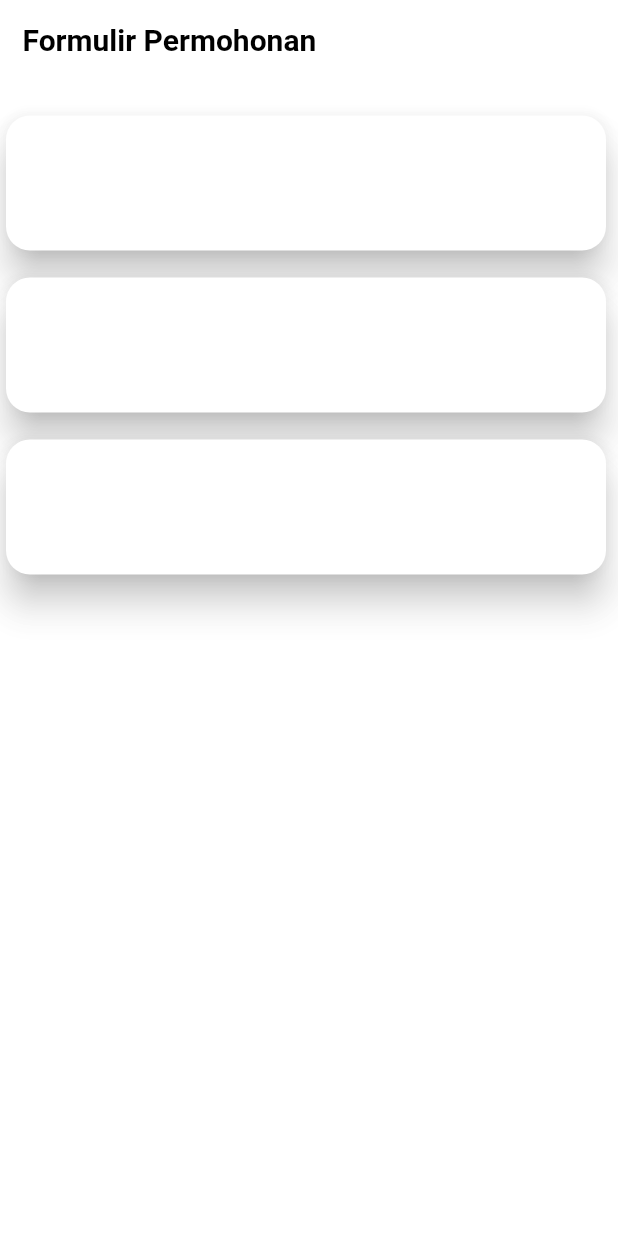
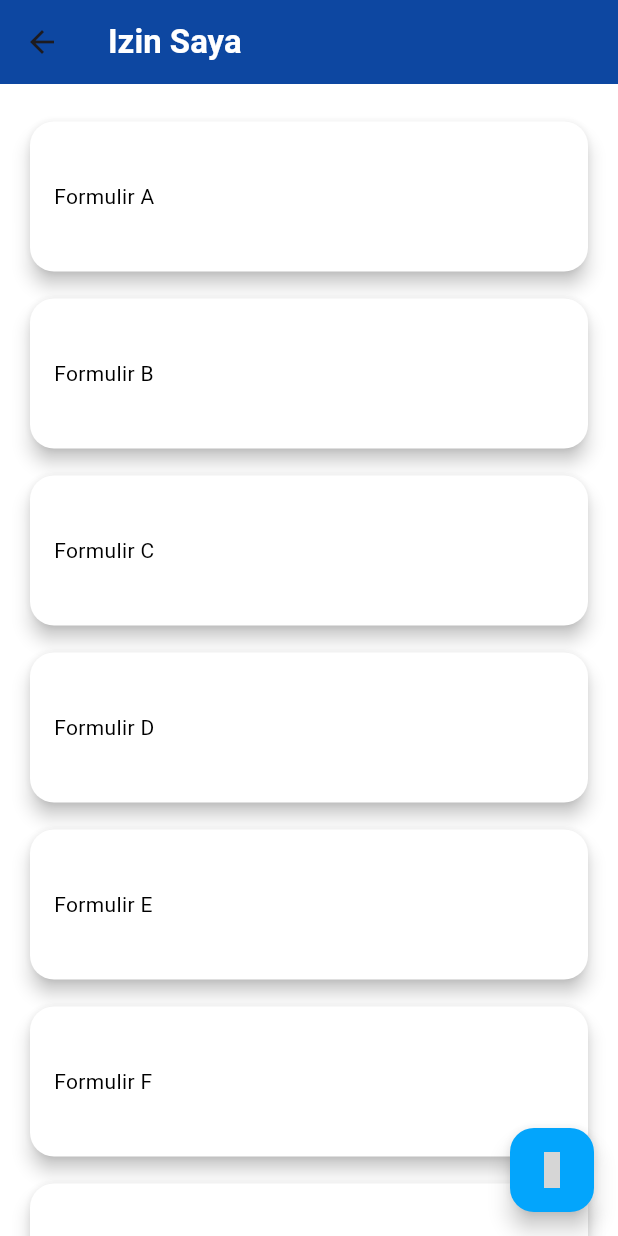
Before and after one commit to mohammad-diman/perizinan_ptsp, a Flutter app: the IzinPage screen opened directly, on a phone screen of 412 x 824 dp. Run offline on Flutter 3.47's test engine with Material 3 defaults, Android fonts, the phone set to English and light mode, and no system bars; our stand-ins replace animate_do, dio, fl_chart, get, iconsax, retrofit; generated files the repository leaves out were written again; network calls fail; grey boxes are pictures that could not be loaded.

Commit message:
update appbar

```diff
--- a/lib/bar graph/bar_data.dart
+++ b/lib/bar_graph/bar_data.dart
@@ -1,4 +1,4 @@
-import 'package:b/bar%20graph/individual_bar.dart';
+import 'package:b/bar_graph/individual_bar.dart';
 
 class BarData {
   final double sunAmount;
--- a/lib/bar graph/bar_graph.dart
+++ b/lib/bar_graph/bar_graph.dart
@@ -1,4 +1,4 @@
-import 'package:b/bar%20graph/bar_data.dart';
+import 'package:b/bar_graph/bar_data.dart';
 import 'package:fl_chart/fl_chart.dart';
 import 'package:flutter/material.dart';
 
--- /dev/null
+++ b/lib/form/card_form.dart
@@ -0,0 +1,220 @@
+import 'package:flutter/material.dart';
+
+class CardForm extends StatelessWidget {
+  @override
+  Widget build(BuildContext context) {
+    return Scaffold(
+      body: Padding(
+        padding: const EdgeInsets.all(16),
+        child: Column(
+          children: [
+            InkWell(
+              onTap: () {
+                print('Card 1 ditekan!');
+              },
+              child: Card(
+                color: Colors.white,
+                shape: RoundedRectangleBorder(
+                  borderRadius: BorderRadius.circular(16),
+                ),
+                elevation: 5,
+                child: Container(
+                  alignment: Alignment.centerLeft,
+                  width: 400,
+                  height: 100,
+                  padding: EdgeInsets.all(16),
+                  child: Text(
+                        'Formulir A',
+                        style: TextStyle(
+                          color: Colors.black,
+                        ),
+                      ),
+                  ),
+                ),
+              ),
+
+            SizedBox(height: 10,),
+            InkWell(
+              onTap: () {
+                print('Card 2 ditekan!');
+              },
+              child: Card(
+                color: Colors.white,
+                shape: RoundedRectangleBorder(
+                  borderRadius: BorderRadius.circular(16),
+                ),
+                elevation: 5,
+                child: Container(
+                  alignment: Alignment.centerLeft,
+                  width: 400,
+                  height: 100,
+                  padding: EdgeInsets.all(16),
+                  child: Row(
+                    children: [
+                      Text(
+                        'Formulir B',
+                        style: TextStyle(
+                          color: Colors.black,
+                        ),
+                      ),
+                    ],
+                  ),
+                ),
+              ),
+            ),
+
+             SizedBox(height: 10,),
+            InkWell(
+              onTap: () {
+                print('Card 3 ditekan!');
+              },
+              child: Card(
+                color: Colors.white,
+                shape: RoundedRectangleBorder(
+                  borderRadius: BorderRadius.circular(16),
+                ),
+                elevation: 5,
+                child: Container(
+                  alignment: Alignment.centerLeft,
+                  width: 400,
+                  height: 100,
+                  padding: EdgeInsets.all(16),
+                  child: Row(
+                    children: [
+                      Text(
+                        'Formulir C',
+                        style: TextStyle(
+                          color: Colors.black,
+                        ),
+                      ),
+                    ],
+                  ),
+                ),
+              ),
+            ),
+
+            SizedBox(height: 10,),
+            InkWell(
+              onTap: () {
+                print('Card 4 ditekan!');
+              },
+              child: Card(
+                color: Colors.white,
+                shape: RoundedRectangleBorder(
+                  borderRadius: BorderRadius.circular(16),
+                ),
+                elevation: 5,
+                child: Container(
+                  alignment: Alignment.centerLeft,
+                  width: 400,
+                  height: 100,
+                  padding: EdgeInsets.all(16),
+                  child: Row(
+                    children: [
+                      Text(
+                        'Formulir D',
+                        style: TextStyle(
+                          color: Colors.black,
+                        ),
+                      ),
+                    ],
+                  ),
+                ),
+              ),
+            ),
+
+             SizedBox(height: 10,),
+            InkWell(
+              onTap: () {
+                print('Card 5 ditekan!');
+              },
+              child: Card(
+                color: Colors.white,
+                shape: RoundedRectangleBorder(
+                  borderRadius: BorderRadius.circular(16),
+                ),
+                elevation: 5,
+                child: Container(
+                  alignment: Alignment.centerLeft,
+                  width: 400,
+                  height: 100,
+                  padding: EdgeInsets.all(16),
+                  child: Row(
+                    children: [
+                      Text(
+                        'Formulir E',
+                        style: TextStyle(
+                          color: Colors.black,
+                        ),
+                      ),
+                    ],
+                  ),
+                ),
+              ),
+            ),
+
+             SizedBox(height: 10,),
+            InkWell(
+              onTap: () {
+                print('Card 6 ditekan!');
+              },
+              child: Card(
+                color: Colors.white,
+                shape: RoundedRectangleBorder(
+                  borderRadius: BorderRadius.circular(16),
+                ),
+                elevation: 5,
+                child: Container(
+                  alignment: Alignment.centerLeft,
+                  width: 400,
+                  height: 100,
+                  padding: EdgeInsets.all(16),
+                  child: Row(
+                    children: [
+                      Text(
+                        'Formulir F',
+                        style: TextStyle(
+                          color: Colors.black,
+                        ),
+                      ),
+                    ],
+                  ),
+                ),
+              ),
+            ),
+
+
+            SizedBox(height: 10,),
+            InkWell(
+              onTap: () {
+                print('Card 7 ditekan!');
+              },
+              child: Card(
+                color: Colors.white,
+                shape: RoundedRectangleBorder(
+                  borderRadius: BorderRadius.circular(16),
+                ),
+                elevation: 5,
+                child: Container(
+                  width: 400,
+                  height: 100,
+                  padding: EdgeInsets.all(16),
+                  child: Row(
+                    children: [
+                      Text(
+                        'Formulir G',
+                        style: TextStyle(
+                          color: Colors.black,
+                        ),
+                      ),
+                    ],
+                  ),
+                ),
+              ),
+            ),
+          ],
+        ),
+      ),
+    );
+  }
+}
--- a/lib/navbar/navbar.dart
+++ b/lib/navbar/navbar.dart
@@ -15,10 +15,10 @@ class NavigationMenu extends StatelessWidget {
     final controller = Get.put(NavigationController());
 
     return Scaffold(
-      appBar: AppBar(
-        toolbarHeight: 3,
-        backgroundColor: Colors.blue.shade900,
-      ),
+      // appBar: AppBar(
+      //   toolbarHeight: 3,
+      //   backgroundColor: Colors.blue.shade900,
+      // ),
 
       bottomNavigationBar: Obx(
         () => Container(
--- a/lib/page/homepage.dart
+++ b/lib/page/homepage.dart
@@ -1,5 +1,5 @@
 import 'package:animate_do/animate_do.dart';
-import 'package:b/bar%20graph/bar_graph.dart';
+import 'package:b/bar_graph/bar_graph.dart';
 import 'package:b/page/izinpage.dart';
 import 'package:flutter/material.dart';
 import 'package:iconsax/iconsax.dart';
@@ -9,6 +9,8 @@ class HomePage extends StatelessWidget {
 
   @override
   Widget build(BuildContext context) {
+    final String userName = 'Mohammad Diman';
+
     List<double> weeklySummary = [
       88,
       54,
@@ -20,6 +22,14 @@ class HomePage extends StatelessWidget {
     ];
 
     return Scaffold(
+      appBar: AppBar(
+        backgroundColor: Colors.blue.shade900,
+        title: Text('Halo, $userName', style: TextStyle(color: Colors.white, fontSize: 15, fontWeight: FontWeight.w700),),
+        actions: [
+          IconButton(onPressed: () {}, icon: Icon(Iconsax.notification, color: Colors.white,))
+        ],
+      ),
+
       body: Container(
         width: double.infinity,
         decoration: BoxDecoration(
@@ -31,45 +41,8 @@ class HomePage extends StatelessWidget {
         child: Column(
           crossAxisAlignment: CrossAxisAlignment.start,
           children: <Widget>[
-            // SizedBox(
-            //   height: 10,
-            // ),
             Padding(
-              padding: EdgeInsets.all(20),
-              child: Container(
-                child: Row(
-                  mainAxisAlignment: MainAxisAlignment.spaceBetween,
-                  children: <Widget>[
-                    FadeInLeft(
-                        duration: Duration(milliseconds: 1000),
-                        child: TextButton(
-                            onPressed: () {
-                              Navigator.of(context)
-                                  .push(MaterialPageRoute(
-                                      builder: (context) => IzinPage()))
-                                  .then((value) => (value));
-                            },
-                            child: Text(
-                              "Mohammad Diman",
-                              style:
-                                  TextStyle(color: Colors.white, fontSize: 16),
-                            ))),
-                    // SizedBox(width: 120,),
-                    FadeInDown(
-                        duration: Duration(milliseconds: 1000),
-                        child: IconButton(
-                            onPressed: () {},
-                            icon: Icon(
-                              Iconsax.notification,
-                              color: Colors.white,
-                            )))
-                  ],
-                ),
-              ),
-            ),
-
-            Padding(
-              padding: const EdgeInsets.all(12),
+              padding: const EdgeInsets.all(13),
               child: Container(
                 child: Column(
                   mainAxisAlignment: MainAxisAlignment.start,
@@ -89,6 +62,7 @@ class HomePage extends StatelessWidget {
               ),
             ),
 
+            SizedBox(height: 5,),
             Expanded(
                 child: Container(
               margin: EdgeInsets.only(left: 11, right: 11),
--- a/lib/page/izinpage.dart
+++ b/lib/page/izinpage.dart
@@ -1,5 +1,7 @@
 import 'package:animate_do/animate_do.dart';
+import 'package:b/form/card_form.dart';
 import 'package:flutter/material.dart';
+import 'package:iconsax/iconsax.dart';
 
 class IzinPage extends StatefulWidget {
   const IzinPage({super.key});
@@ -8,12 +10,45 @@ class IzinPage extends StatefulWidget {
   State<IzinPage> createState() => _IzinPageState();
 }
 
-class _IzinPageState extends State<IzinPage> {
+class _IzinPageState extends State<IzinPage>
+    with SingleTickerProviderStateMixin {
+  late AnimationController _controller;
+
+  @override
+  void initState() {
+    super.initState();
+    _controller = AnimationController(
+      duration: const Duration(milliseconds: 500),
+      vsync: this,
+    );
+  }
+
+  @override
+  void dispose() {
+    _controller.dispose();
+    super.dispose();
+  }
+
+  void _onPressed() {
+    if (_controller.isCompleted) {
+      _controller.reverse();
+    } else {
+      _controller.forward();
+    }
+  }
+
   @override
   Widget build(BuildContext context) {
     var size = MediaQuery.of(context).size;
 
     return Scaffold(
+      appBar: AppBar(
+        // toolbarHeight: 65,
+        title: Text('Izin Saya', style: TextStyle(color: Colors.white, fontWeight: FontWeight.w700, fontSize: 22),),
+        backgroundColor: Colors.blue.shade900,
+      ),
+
+
       backgroundColor: Colors.white70,
       body: SizedBox(
         width: size.width,
@@ -21,72 +56,58 @@ class _IzinPageState extends State<IzinPage> {
         child: SingleChildScrollView(
           physics: const BouncingScrollPhysics(),
           child: Column(
-            crossAxisAlignment: CrossAxisAlignment.start,
+            crossAxisAlignment: CrossAxisAlignment.center,
             children: [
+              // FadeInLeft(
+              //   duration: const Duration(milliseconds: 800),
+              //   child: Padding(
+              //     padding: const EdgeInsets.all(20),
+              //     child: Column(
+              //       mainAxisAlignment: MainAxisAlignment.start,
+              //       crossAxisAlignment: CrossAxisAlignment.start,
+              //       children: [
+              //         RichText(
+              //           text: TextSpan(
+              //               text: "Daftar Izin Saya",
+              //               style: TextStyle(
+              //                   color: Colors.black,
+              //                   fontWeight: FontWeight.bold,
+              //                   fontSize: 20)),
+              //         ),
+              //       ],
+              //     ),
+              //   ),
+              // ),
+              SizedBox(
+                height: 5,
+              ),
               FadeInUp(
-                duration: const Duration(milliseconds: 1000),
-                child: Padding(
-                  padding: const EdgeInsets.all(15),
-                  child: Column(
-                    mainAxisAlignment: MainAxisAlignment.start,
-                    crossAxisAlignment: CrossAxisAlignment.start,
-                    children: [
-                      RichText(
-                        text: TextSpan(
-                            text: "Formulir Permohonan",
-                            style: TextStyle(
-                                color: Colors.black,
-                                fontWeight: FontWeight.bold,
-                                fontSize: 20)),
-                      ),
-                    ],
+                duration: Duration(milliseconds: 1000),
+                child: Center(
+                  child: SizedBox(
+                    height: 999,
+                    child: CardForm(),
                   ),
                 ),
               ),
-              SizedBox(height: 20,),
-              FadeInUp(duration: Duration(milliseconds: 1000), child: Card(
-                color: Colors.white,
-                shape: RoundedRectangleBorder(
-                  borderRadius: BorderRadius.circular(16)
-                ),
-                elevation: 10,
-                child: Container(
-                  width: 400,
-                  height: 90,
-                  padding: EdgeInsets.all(16),
-                ),
-              ),),
-
-              SizedBox(height: 10,),
-              FadeInUp(duration: Duration(milliseconds: 1200), child: Card(
-                color: Colors.white,
-                shape: RoundedRectangleBorder(
-                  borderRadius: BorderRadius.circular(16)
-                ),
-                elevation: 10,
-                child: Container(
-                  width: 400,
-                  height: 90,
-                  padding: EdgeInsets.all(16),
-                ),
-              ),),
-
-              SizedBox(height: 10,),
-              FadeInUp(duration: Duration(milliseconds: 1300), child: Card(
-                color: Colors.white,
-                shape: RoundedRectangleBorder(
-                  borderRadius: BorderRadius.circular(16)
-                ),
-                elevation: 10,
-                child: Container(
-                  width: 400,
-                  height: 90,
-                  padding: EdgeInsets.all(16),
-                ),
-              ),),
-
             ],
           ),
+        ),
+      ),
+      // floatingActionButton: FloatingActionButton(onPressed: () {}, child: Icon(Iconsax.add),backgroundColor: Colors.blueAccent.shade100,),
+      floatingActionButton: FloatingActionButton(
+        onPressed: _onPressed,
+        tooltip: 'Rotate',
+        backgroundColor: Color.fromRGBO(3, 165, 252, 1),
+        child: AnimatedBuilder(
+          animation: _controller,
+          child: Icon(Iconsax.add),
+          builder: (context, child) {
+            return Transform.rotate(
+              angle: _controller.value * 6.3,
+              child: child,
+            );
+          },
         ),
       ),
     );
```
Also changed, not shown: lib/bar_graph/individual_bar.dart (renamed from lib/bar graph/individual_bar.dart). Lines whose indentation alone changed are shown as unchanged.
